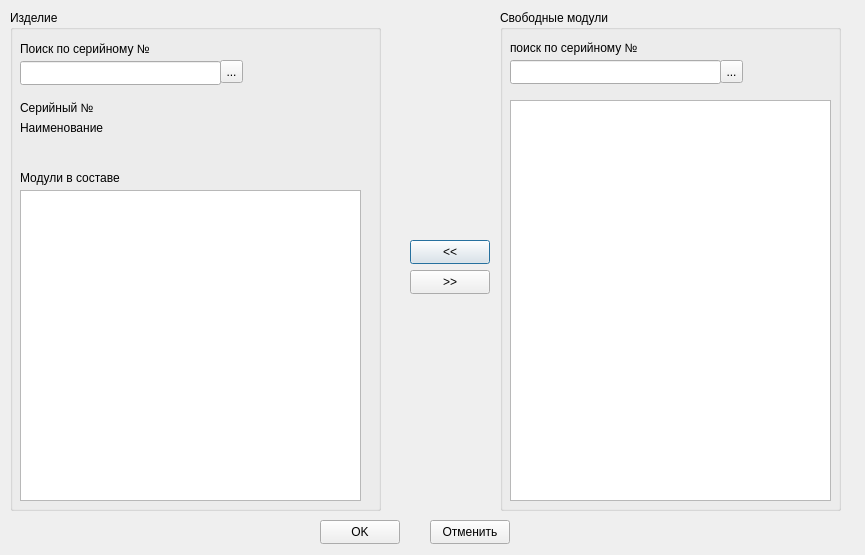
This is app/complectproductwindow.ui in AlexeyScherbakov2021/Remont as Qt 5 draws it before an edit. The edited form follows.
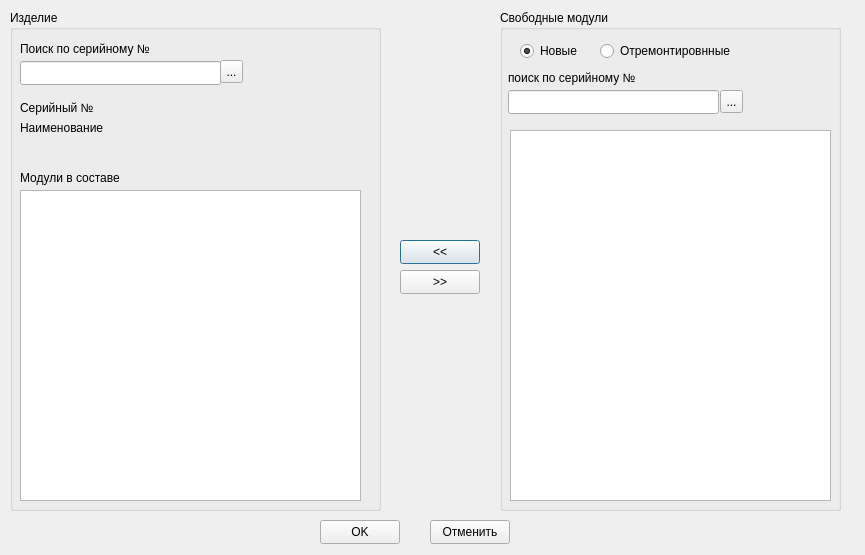
This is the edited form.

```diff
--- a/app/complectproductwindow.ui
+++ b/app/complectproductwindow.ui
@@ -28,8 +28,8 @@
    <widget class="QLabel" name="label_9">
     <property name="geometry">
      <rect>
-      <x>10</x>
-      <y>30</y>
+      <x>8</x>
+      <y>60</y>
       <width>211</width>
       <height>16</height>
      </rect>
@@ -41,8 +41,8 @@
    <widget class="QLineEdit" name="leNumModSearch">
     <property name="geometry">
      <rect>
-      <x>10</x>
-      <y>50</y>
+      <x>8</x>
+      <y>80</y>
       <width>211</width>
       <height>24</height>
      </rect>
@@ -52,7 +52,7 @@
     <property name="geometry">
      <rect>
       <x>220</x>
-      <y>50</y>
+      <y>80</y>
       <width>23</width>
       <height>23</height>
      </rect>
@@ -65,17 +65,46 @@
     <property name="geometry">
      <rect>
       <x>10</x>
-      <y>90</y>
+      <y>120</y>
       <width>321</width>
-      <height>401</height>
+      <height>371</height>
      </rect>
     </property>
    </widget>
+   <widget class="QRadioButton" name="rbNewModule">
+    <property name="geometry">
+     <rect>
+      <x>20</x>
+      <y>30</y>
+      <width>91</width>
+      <height>22</height>
+     </rect>
+    </property>
+    <property name="text">
+     <string>Новые</string>
+    </property>
+    <property name="checked">
+     <bool>true</bool>
+    </property>
+   </widget>
+   <widget class="QRadioButton" name="rbOldModule">
+    <property name="geometry">
+     <rect>
+      <x>100</x>
+      <y>30</y>
+      <width>141</width>
+      <height>22</height>
+     </rect>
+    </property>
+    <property name="text">
+     <string>Отремонтировнные</string>
+    </property>
+   </widget>
   </widget>
   <widget class="QPushButton" name="pbAddModul">
    <property name="geometry">
     <rect>
-     <x>410</x>
+     <x>400</x>
      <y>240</y>
      <width>80</width>
      <height>24</height>
@@ -88,7 +117,7 @@
   <widget class="QPushButton" name="pbDeleteModul">
    <property name="geometry">
     <rect>
-     <x>410</x>
+     <x>400</x>
      <y>270</y>
      <width>80</width>
      <height>24</height>
```
Left out of the diff: 16 changed lines with no effect on the pictures.
